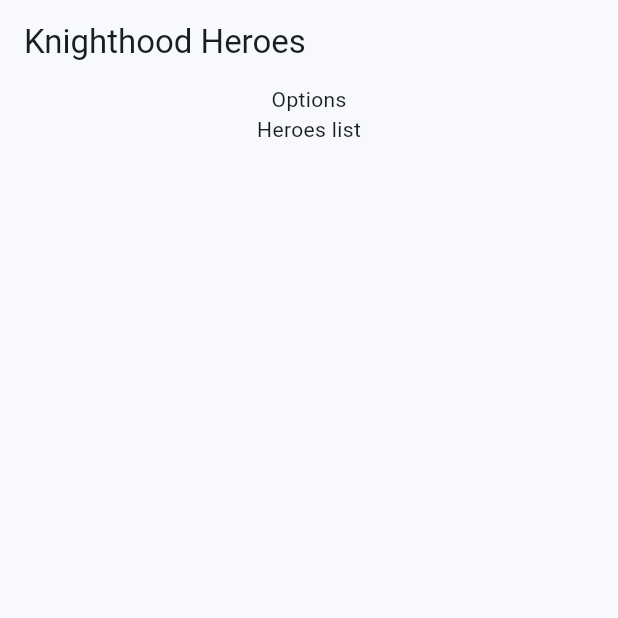
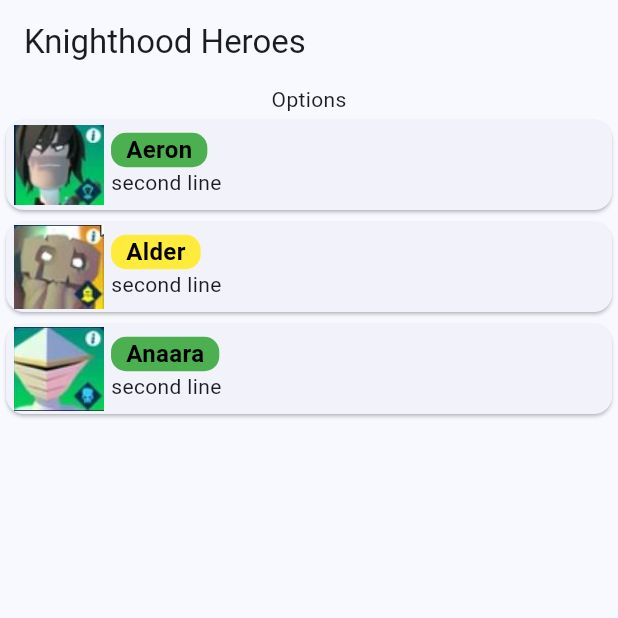
Before and after one commit to Ankhtepot/KnighthoodHeroes, a Flutter app: the screen it shows after launch, on a phone screen of 412 x 824 dp, the top half of it. Run offline on Flutter 3.47's test engine with Material 2 defaults, Android fonts, the phone set to English and light mode, and no system bars.

Commit message:
Building Hero Card.

```diff
--- a/knighthood_heroes/lib/data/heroes_data.dart
+++ b/knighthood_heroes/lib/data/heroes_data.dart
@@ -1,10 +1,10 @@
 import 'package:knighthood_heroes/data/enums.dart';
-import 'package:knighthood_heroes/data/hero.dart';
-import 'package:knighthood_heroes/data/skill.dart';
+import 'package:knighthood_heroes/models/hero.dart';
+import 'package:knighthood_heroes/models/skill.dart';
 
-List<Hero> get getHeroes {
+List<KnighthoodHero> get getHeroes {
   return [
-    Hero(
+    KnighthoodHero(
       'Aeron',
       'assets/images/Aeron.jpg',
       ERarity.rare,
@@ -31,7 +31,7 @@
         ESkillDebuff.acid,
       ),
     ),
-    Hero(
+    KnighthoodHero(
       'Alder',
       'assets/images/Alder.jpg',
       ERarity.unique,
@@ -59,7 +59,7 @@
         ESkillDebuff.acid,
       ),
     ),
-    Hero(
+    KnighthoodHero(
       'Anaara',
       'assets/images/Anaara.jpg',
       ERarity.rare,
--- a/knighthood_heroes/lib/heroes.dart
+++ b/knighthood_heroes/lib/heroes.dart
@@ -1,4 +1,5 @@
 import 'package:flutter/material.dart';
+import 'package:knighthood_heroes/widgets/heroes_list/heroes_list.dart';
 
 class Heroes extends StatefulWidget {
   const Heroes({super.key});
@@ -8,7 +9,6 @@
 }
 
 class _HeroesState extends State<Heroes> {
-
   @override
   Widget build(BuildContext context) {
     return Scaffold(
@@ -20,7 +20,7 @@
           mainAxisAlignment: MainAxisAlignment.start,
           children: [
             Text('Options'),
-            Text('Heroes list'),
+            HeroesList(),
           ],
         ),
       ),
--- a/knighthood_heroes/lib/data/hero.dart
+++ b/knighthood_heroes/lib/models/hero.dart
@@ -1,8 +1,8 @@
 import 'package:knighthood_heroes/data/enums.dart';
-import 'package:knighthood_heroes/data/skill.dart';
+import 'package:knighthood_heroes/models/skill.dart';
 
-class Hero {
-  Hero(
+class KnighthoodHero {
+  KnighthoodHero(
     this.name,
     this.avatarPath,
     this.rarity,
--- a/knighthood_heroes/lib/widgets/heroes_list/hero_card.dart
+++ b/knighthood_heroes/lib/widgets/heroes_list/hero_card.dart
@@ -0,0 +1,44 @@
+import 'package:flutter/material.dart';
+import 'package:knighthood_heroes/data/colors.dart';
+import 'package:knighthood_heroes/models/hero.dart';
+import 'package:knighthood_heroes/widgets/heroes_list/hero_name.dart';
+
+class HeroCard extends StatelessWidget {
+  const HeroCard(this.hero, {super.key});
+  final KnighthoodHero hero;
+
+  @override
+  Widget build(BuildContext context) {
+    Color rarityColor = getRarityColor(hero.rarity);
+
+    return Card(
+      child: Padding(
+        padding: const EdgeInsets.fromLTRB(5.0, 0, 0, 0),
+        child: Row(
+          children: [
+            Image.asset(
+              hero.avatarPath,
+              width: 60,
+              height: 60,
+            ),
+            const SizedBox(width: 5),
+            Column(
+              mainAxisAlignment: MainAxisAlignment.start,
+              crossAxisAlignment: CrossAxisAlignment.start,
+              children: [
+                Row(
+                  children: [
+                    HeroName(hero),
+                  ],
+                ),
+                Row(
+                  children: [Text('second line')],
+                )
+              ],
+            ),
+          ],
+        ),
+      ),
+    );
+  }
+}
--- /dev/null
+++ b/knighthood_heroes/lib/widgets/heroes_list/hero_name.dart
@@ -0,0 +1,31 @@
+import 'package:flutter/material.dart';
+import 'package:knighthood_heroes/data/colors.dart';
+import 'package:knighthood_heroes/models/hero.dart';
+
+class HeroName extends StatelessWidget {
+  const HeroName(this.hero, {super.key});
+
+  final KnighthoodHero hero;
+
+  @override
+  Widget build(BuildContext context) {
+    Color rarityColor = getRarityColor(hero.rarity);
+    return Container(
+      decoration: BoxDecoration(
+        color: rarityColor,
+        borderRadius: BorderRadius.circular(10),
+      ),
+      child: Padding(
+        padding: const EdgeInsets.symmetric(horizontal: 10.0),
+        child: Text(
+          hero.name,
+          style: const TextStyle(
+            color: Colors.black,
+            fontSize: 16,
+            fontWeight: FontWeight.bold,
+          ),
+        ),
+      ),
+    );
+  }
+}
--- a/knighthood_heroes/lib/widgets/heroes_list/heroes_list.dart
+++ b/knighthood_heroes/lib/widgets/heroes_list/heroes_list.dart
@@ -0,0 +1,30 @@
+import 'package:flutter/material.dart';
+import 'package:knighthood_heroes/data/heroes_data.dart';
+import 'package:knighthood_heroes/models/hero.dart';
+import 'package:knighthood_heroes/widgets/heroes_list/hero_card.dart';
+
+List<KnighthoodHero> heroes = List.of(getHeroes);
+
+class HeroesList extends StatefulWidget {
+  const HeroesList({super.key});
+
+  @override
+  State<HeroesList> createState() => _HeroesListState();
+}
+
+class _HeroesListState extends State<HeroesList> {
+  List<Widget> getHeroes() {
+    return heroes.map((hero) {
+      return HeroCard(hero);
+    }).toList();
+  }
+
+  @override
+  Widget build(BuildContext context) {
+    return SingleChildScrollView(
+      child: Column(
+        children: getHeroes(),
+      ),
+    );
+  }
+}
```
Also changed, not shown: knighthood_heroes/lib/widgets/text_rounded_with_background.dart (added, +41 -0 lines), knighthood_heroes/lib/models/skill.dart (renamed from knighthood_heroes/lib/data/skill.dart).
